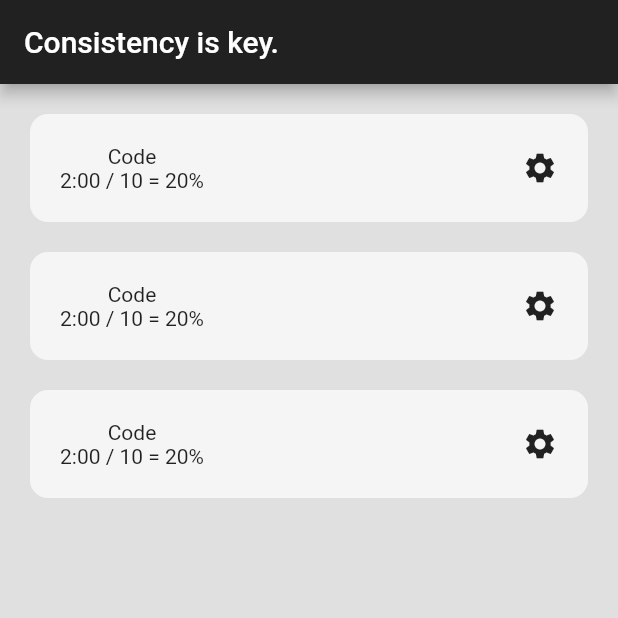
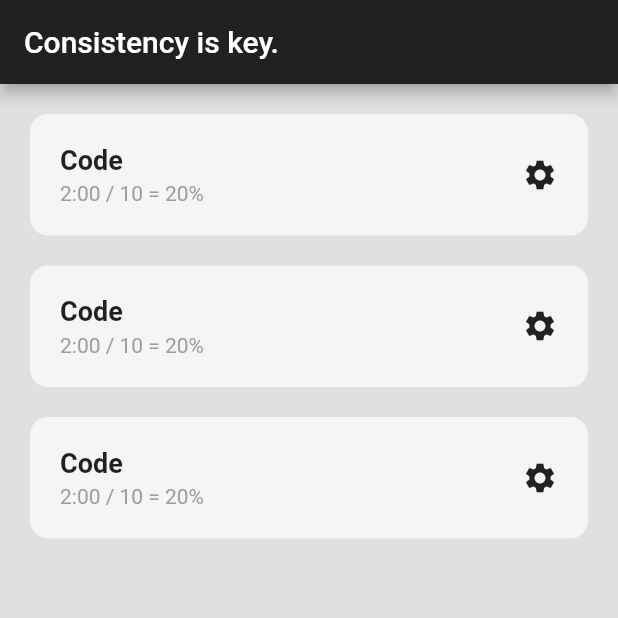
Before and after one commit to patrickkoszewski/habit_tracker_app, a Flutter app: the screen it shows after launch, on a phone screen of 412 x 824 dp, the top half of it. Run offline on Flutter 3.47's test engine with Material 2 defaults, Android fonts, the phone set to English and light mode, and no system bars.

Commit message:
Clean UI

```diff
--- a/lib/util/habit_tile.dart
+++ b/lib/util/habit_tile.dart
@@ -21,12 +21,25 @@ class HabitTile extends StatelessWidget {
           mainAxisAlignment: MainAxisAlignment.spaceBetween,
           children: [
             Column(
+              crossAxisAlignment: CrossAxisAlignment.start,
               children: [
                 //habit name
-                Text('Code'),
+                Text(
+                  'Code',
+                  style: TextStyle(
+                    fontWeight: FontWeight.bold,
+                    fontSize: 18,
+                  ),
+                ),
+                const SizedBox(
+                  height: 4,
+                ),
 
                 //progres
-                Text('2:00 / 10 = 20%'),
+                Text(
+                  '2:00 / 10 = 20%',
+                  style: TextStyle(color: Colors.grey),
+                ),
               ],
             ),
             Icon(Icons.settings),
```
